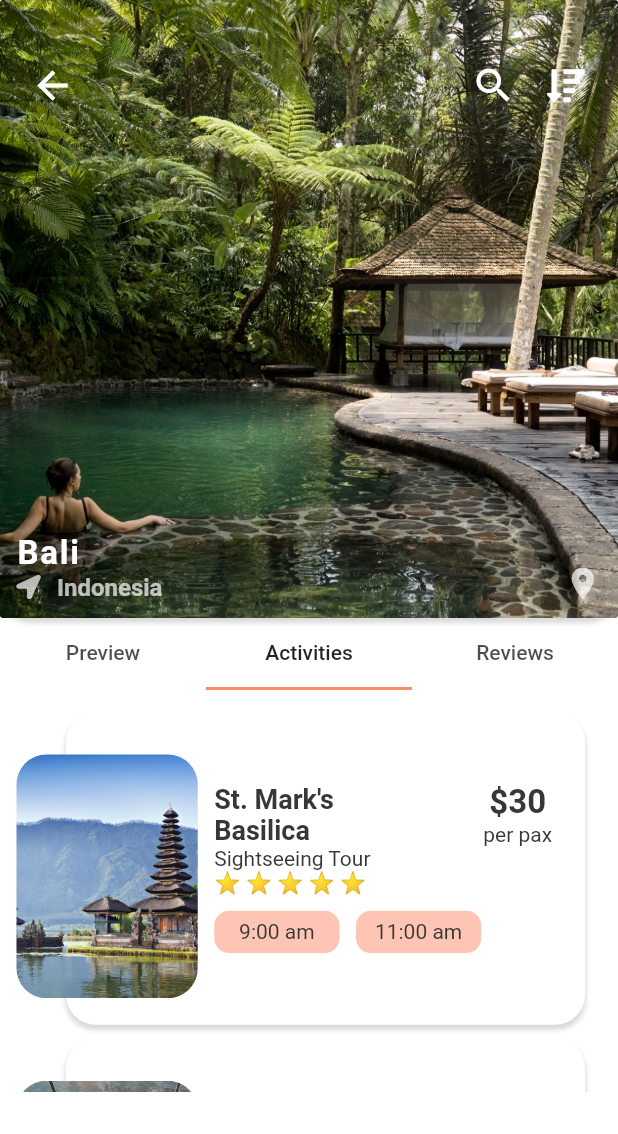
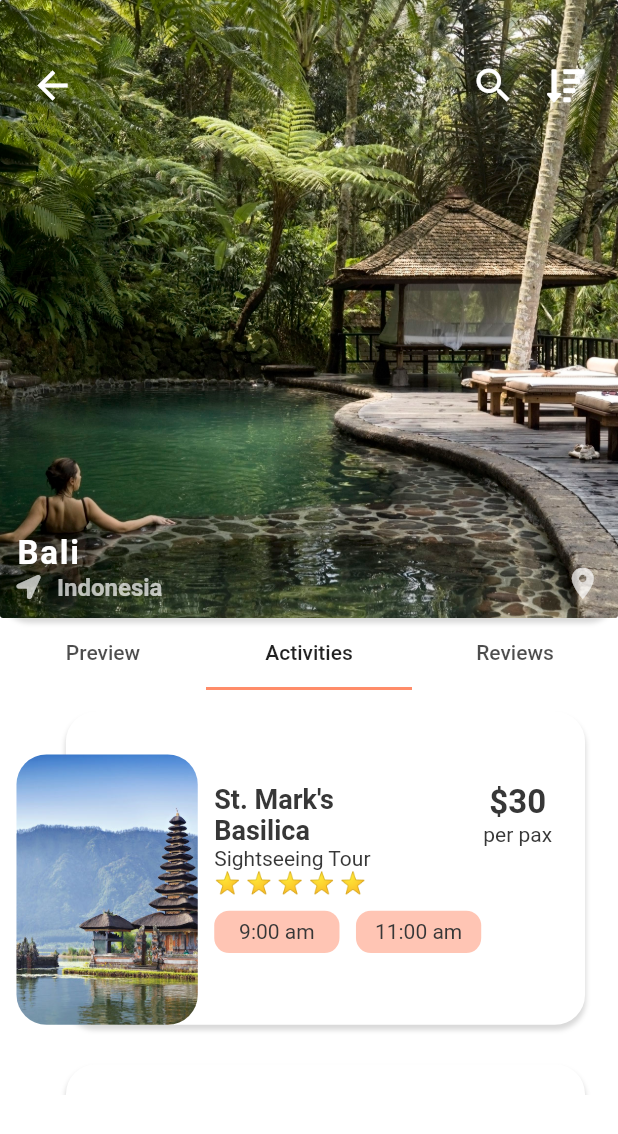
Before and after one commit to AlexandrosKallay/way, a Flutter app: the DestinationScreen screen opened directly with sample values from the repository, tab 2 chosen, on a phone screen of 412 x 824 dp. Shown: the top 1134 px of the screen. Run offline on Flutter 3.47's test engine with Material 2 defaults, Android fonts, the phone set to English and light mode, and no system bars; our stand-ins replace animated_theme_switcher, carousel_pro, carousel_slider, firebase_auth, firebase_core, flutter_screenutil and 9 more; accounts and stored records are empty; Roboto replaces fonts that are missing (Muli).

Commit message:
Update destination_screen.dart

```diff
--- a/way/lib/screen/destination/destination_screen.dart
+++ b/way/lib/screen/destination/destination_screen.dart
@@ -43,7 +43,7 @@
           ),
           Container(
             //Add this to give height
-            height: getProportionateScreenWidth(122),
+            height: getProportionateScreenWidth(123),
             child: TabBarView(children: [
               Container(
                 child: Card(
@@ -78,7 +78,7 @@
                         return Stack(
                           children: <Widget>[
                             Container(
-                              margin: EdgeInsets.fromLTRB(getProportionateScreenWidth(20), getProportionateScreenWidth(2), getProportionateScreenWidth(10), getProportionateScreenWidth(2)),
+                              margin: EdgeInsets.fromLTRB(getProportionateScreenWidth(20), getProportionateScreenWidth(2), getProportionateScreenWidth(10), getProportionateScreenWidth(10)),
                               height: getProportionateScreenWidth(95),
                               width: double.infinity,
                               decoration: myHotelBoxDecoration(context),
```
